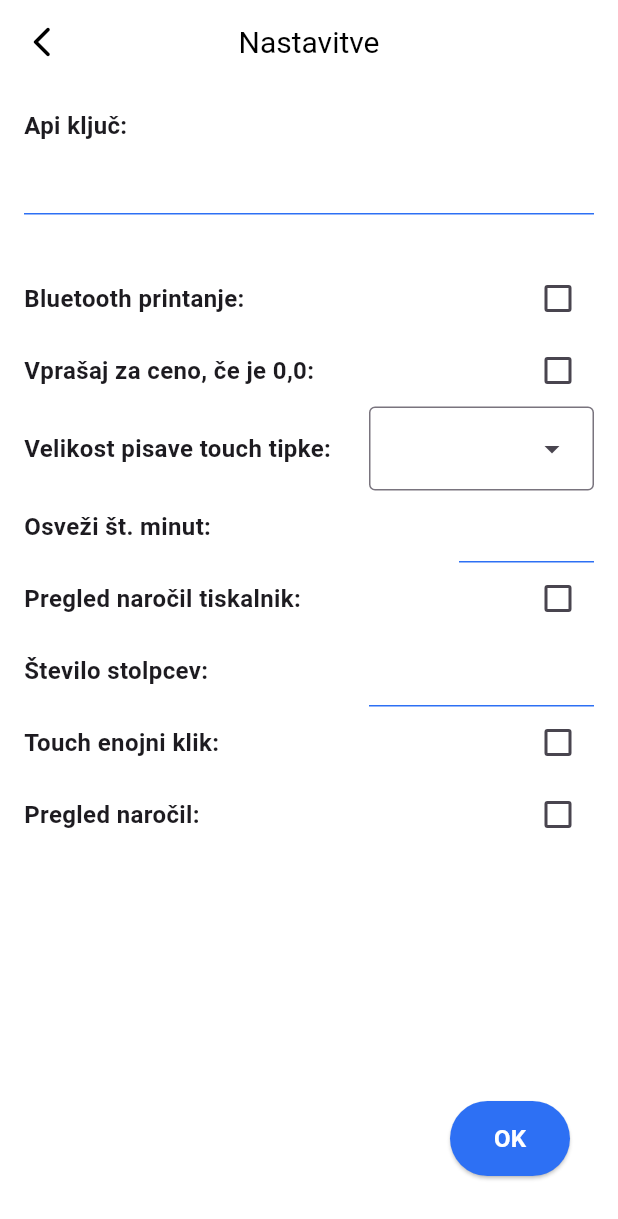
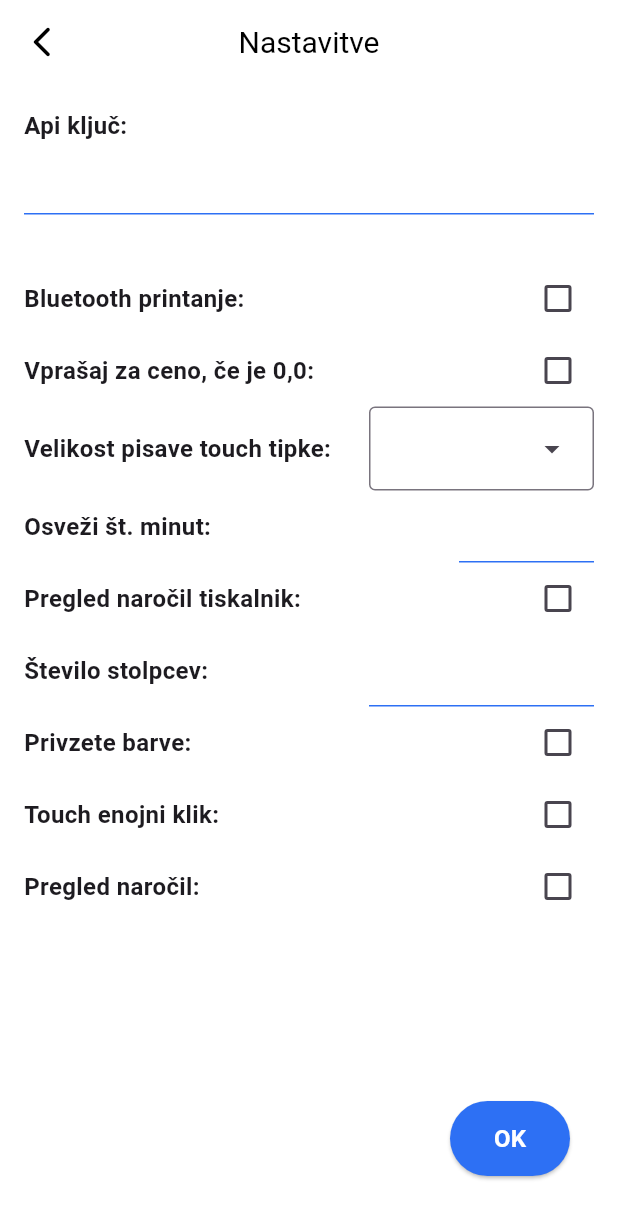
Before and after one commit to MajaR46/BiroPOS, a Flutter app: the screen it shows after launch, after a tap on "Api ključ", on a phone screen of 412 x 824 dp. Shown: the top 1219 px of the screen. Run offline on Flutter 3.47's test engine with Material 3 defaults, Android fonts, the phone set to English and light mode, and no system bars; our stand-ins replace flutter_riverpod, hive, hive_flutter, permission_handler, shared_preferences; missing offline and left inert: sunmi_printer_plus; accounts and stored records are empty; network calls fail; Roboto replaces fonts that are missing (Helvetica).

Commit message:
colors fixed

```diff
--- a/lib/app_styles.dart
+++ b/lib/app_styles.dart
@@ -7,6 +7,10 @@ class AppStyles {
   static const Color blue = Color(0xff2D70F4);
   static const Color silver = Color(0xFFBFBFBF);
   static const Color red = Color(0xffFC4A4A);
+  static const Color pink = Color(0xffeD8ACF);
+  static const Color yellow = Color(0xffFFEA4C);
+  static const Color green = Color(0xff7DCE82);
+  static const Color gold = Color(0xffffbf00);
 
   static const Color lightBrown = Color(0xffFEF8F1);
   static const Color darkBrown = Color(0xffA77B5B);
--- a/lib/providers/settings_provider.dart
+++ b/lib/providers/settings_provider.dart
@@ -10,7 +10,8 @@ class AppSettings extends StateNotifier<Map<String, bool>> {
           'isCheckedEnojniKlik': false,
           'isCheckedPregledNarocil': false,
           'isCheckedHHCene': false,
-          'isCheckedPregledNarocilTiskalnik': false
+          'isCheckedPregledNarocilTiskalnik': false,
+          'isCheckedBarve': false
         }) {
     _loadSettings();
   }
@@ -28,6 +29,7 @@ class AppSettings extends StateNotifier<Map<String, bool>> {
     final hhCene = prefs.getBool('isCheckedHHCene') ?? false;
     final pregledNarocilTiskalnik =
         prefs.getBool('isCheckedPregledNarocilTiskalnik') ?? false;
+    final itemBarve = prefs.getBool('isCheckedBarve') ?? false;
 
     // Update the state with both values
     state = {
@@ -37,7 +39,8 @@ class AppSettings extends StateNotifier<Map<String, bool>> {
       'isCheckedEnojniKlik': enojniKlik,
       'isCheckedPregledNarocil': pregledNarocil,
       'isCheckedHHCene': hhCene,
-      'isCheckedPregledNarocilTiskalnik': pregledNarocilTiskalnik
+      'isCheckedPregledNarocilTiskalnik': pregledNarocilTiskalnik,
+      'isCheckedBarve': itemBarve,
     };
   }
 
@@ -84,6 +87,11 @@ class AppSettings extends StateNotifier<Map<String, bool>> {
     _saveSetting('isCheckedPregledNarocilTiskalnik', isEnabled);
   }
 
+  void toggleBarve(bool isEnabled) {
+    state = {...state, 'isCheckedBarve': isEnabled};
+    _saveSetting('isCheckedBarve', isEnabled);
+  }
+
   // This method saves the state to SharedPreferences.
   Future<void> _saveSetting(String key, bool value) async {
     final prefs = await SharedPreferences.getInstance();
--- a/lib/screens/api_key_screen.dart
+++ b/lib/screens/api_key_screen.dart
@@ -40,6 +40,7 @@ class _ApiKeyScreenState extends ConsumerState<ApiKeyScreen> {
   bool _isCheckedPrintService = false;
   bool _isCheckedBluetoothPrintanje = false;
   bool _isCheckedEnojniKlik = false;
+  bool _isCheckedBarve = false;
 
   @override
   void initState() {
@@ -85,6 +86,7 @@ class _ApiKeyScreenState extends ConsumerState<ApiKeyScreen> {
         _isCheckedBluetoothPrintanje =
             prefs.getBool('isCheckedBluetoothPrintanje') ?? false;
         _isCheckedEnojniKlik = prefs.getBool('isCheckedEnojniKlik') ?? false;
+        _isCheckedBarve = prefs.getBool('isCheckedBarve') ?? false;
       });
     } catch (e) {
       print('Error loading preferences: $e');
@@ -124,6 +126,7 @@ class _ApiKeyScreenState extends ConsumerState<ApiKeyScreen> {
     await prefs.setBool(
         'isCheckedBluetoothPrintanje', _isCheckedBluetoothPrintanje);
     await prefs.setBool('isCheckedEnojniKlik', _isCheckedEnojniKlik);
+    await prefs.setBool('isCheckedBarve', _isCheckedBarve);
 
     Navigator.push(
         context, MaterialPageRoute(builder: (context) => const LoginScreen()));
@@ -423,6 +426,27 @@ class _ApiKeyScreenState extends ConsumerState<ApiKeyScreen> {
                       crossAxisAlignment: CrossAxisAlignment.center,
                       children: [
                         const Expanded(
+                          child: Text("Privzete barve:",
+                              style: TextStyle(
+                                  fontSize: 16, fontWeight: FontWeight.bold)),
+                        ),
+                        ApiKeyCheckbox(
+                          value: _isCheckedBarve,
+                          onChanged: (bool? value) {
+                            setState(() {
+                              _isCheckedBarve = value ?? false;
+                            });
+                            ref
+                                .read(settingsProvider.notifier)
+                                .toggleBarve(value ?? false);
+                          },
+                        ),
+                      ],
+                    ),
+                    Row(
+                      crossAxisAlignment: CrossAxisAlignment.center,
+                      children: [
+                        const Expanded(
                           child: Text("Touch enojni klik:",
                               style: TextStyle(
                                   fontSize: 16, fontWeight: FontWeight.bold)),
```
Also changed, not shown: lib/components/item_card.dart (+13 -11 lines), lib/components/item_list_builder.dart (+33 -15 lines), lib/screens/blagajna_screen.dart (+20 -5 lines).
